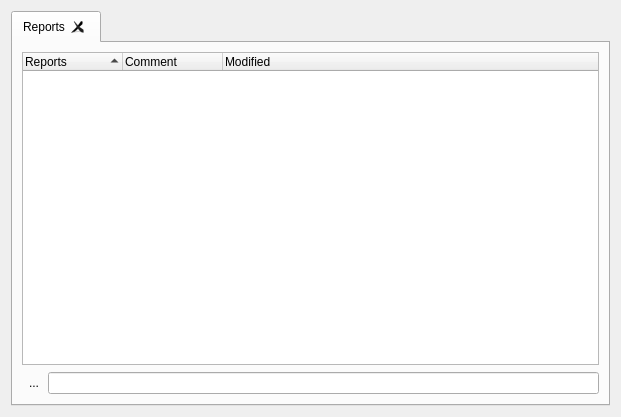
First picture: the form in kmymoney/plugins/views/reports/kreportsview.ui, repository KDE/kmymoney, before the edit.
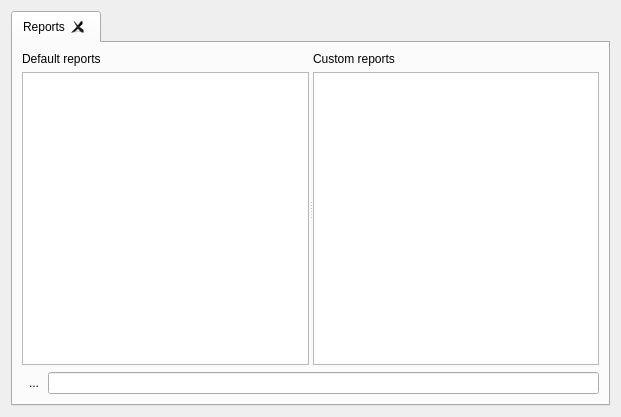
Second picture: the form after the edit.

Commit message:
Add separate tree view for custom reports
With this commit the old QTreeWidget related report list has
been replaced by two QTreeView instances separated by a
splitter, one containing the default and the other holding
the custom reports.

BUG:395821
FIXED-IN:5.2.3

```diff
--- a/kmymoney/plugins/views/reports/kreportsview.ui
+++ b/kmymoney/plugins/views/reports/kreportsview.ui
@@ -13,7 +13,7 @@
   <property name="windowTitle">
    <string>KReportsView</string>
   </property>
-  <layout class="QVBoxLayout" name="verticalLayout_2">
+  <layout class="QVBoxLayout" name="verticalLayout">
    <item>
     <widget class="QTabWidget" name="m_reportTabWidget">
      <property name="currentIndex">
@@ -26,39 +26,40 @@
       <attribute name="title">
        <string comment=" ">Reports</string>
       </attribute>
-      <layout class="QVBoxLayout" name="verticalLayout">
+      <layout class="QVBoxLayout" name="verticalLayout_1" stretch="1,0">
        <item>
-        <widget class="QTreeWidget" name="m_tocTreeWidget">
-         <property name="contextMenuPolicy">
-          <enum>Qt::CustomContextMenu</enum>
+        <widget class="QSplitter" name="m_splitter">
+         <property name="orientation">
+          <enum>Qt::Horizontal</enum>
          </property>
-         <property name="horizontalScrollBarPolicy">
-          <enum>Qt::ScrollBarAlwaysOff</enum>
-         </property>
-         <property name="alternatingRowColors">
-          <bool>true</bool>
-         </property>
-         <property name="sortingEnabled">
-          <bool>true</bool>
-         </property>
-         <property name="allColumnsShowFocus">
-          <bool>true</bool>
-         </property>
-         <column>
-          <property name="text">
-           <string>Reports</string>
-          </property>
-         </column>
-         <column>
-          <property name="text">
-           <string>Comment</string>
-          </property>
-         </column>
-         <column>
-          <property name="text">
-           <string>Modified</string>
-          </property>
-         </column>
+         <widget class="QWidget" name="m_defaultReportsPane">
+          <layout class="QVBoxLayout" name="verticalLayout_2">
+           <item>
+            <widget class="QLabel" name="label">
+             <property name="text">
+              <string>Default reports</string>
+             </property>
+            </widget>
+           </item>
+           <item>
+            <widget class="QTreeView" name="m_tocTreeViewDefault"/>
+           </item>
+          </layout>
+         </widget>
+         <widget class="QWidget" name="m_customReportsPane">
+          <layout class="QVBoxLayout" name="verticalLayout_3">
+           <item>
+            <widget class="QLabel" name="label_2">
+             <property name="text">
+              <string>Custom reports</string>
+             </property>
+            </widget>
+           </item>
+           <item>
+            <widget class="QTreeView" name="m_tocTreeViewCustom"/>
+           </item>
+          </layout>
+         </widget>
         </widget>
        </item>
        <item>
```
Left out of the diff: 9 changed lines with no effect on the pictures. The commit also changes 19 other files.
